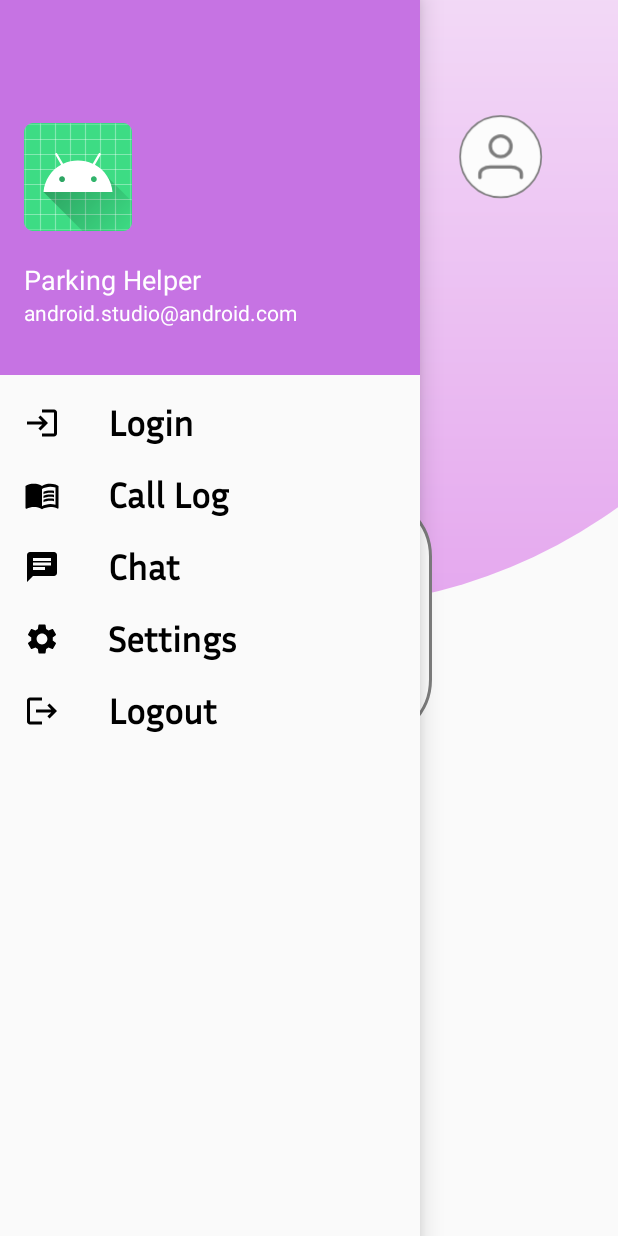
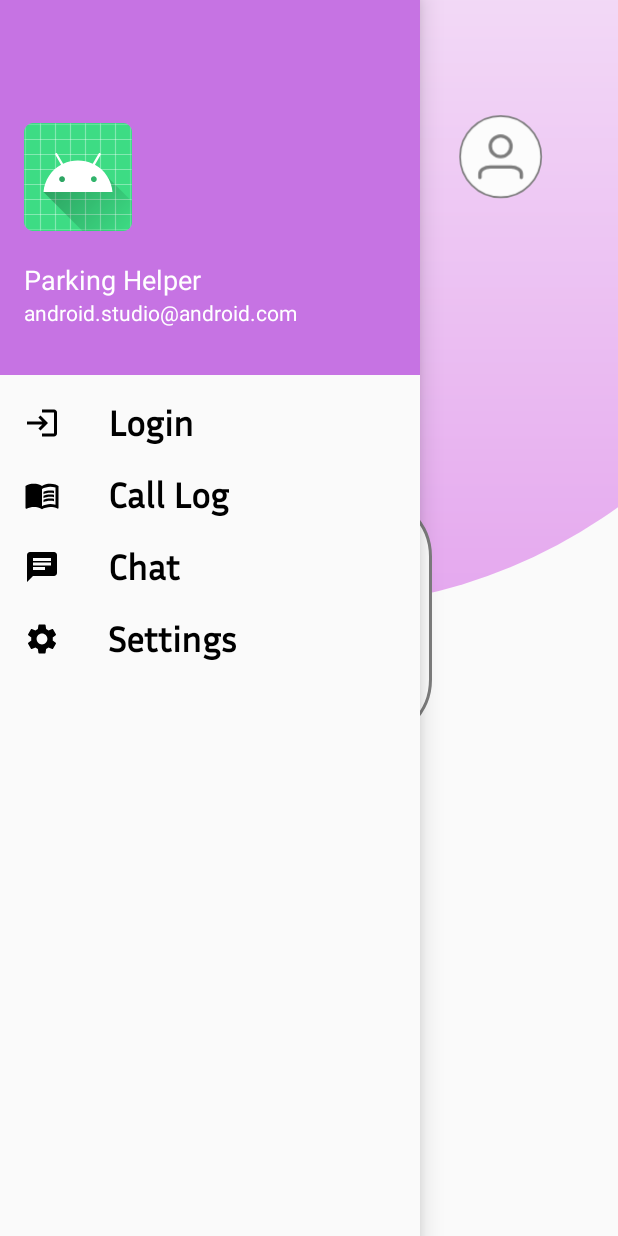
Before and after one commit to HarshAggarwal1/ParkingHelper, an Android app: the screen it shows after launch (MainActivity), with the side drawer open, on a phone screen of 412 x 824 dp. Run offline under Robolectric (Android 15) with nearby library versions, the phone set to English and light mode, and no system bars; our stand-ins replace Room's generated code.

Commit message:
Commit: Added Many Files

```diff
--- a/app/src/main/java/com/project/parking_helper/LoginPage.java
+++ b/app/src/main/java/com/project/parking_helper/LoginPage.java
@@ -13,6 +13,7 @@ import com.google.android.gms.auth.api.signin.GoogleSignInClient;
 import com.google.android.gms.auth.api.signin.GoogleSignInOptions;
 import com.google.android.gms.common.api.ApiException;
 import com.google.android.gms.tasks.Task;
+import com.project.parking_helper.database.AppData;
 import com.project.parking_helper.database.Database;
 
 import androidx.appcompat.app.AppCompatActivity;
@@ -87,6 +88,7 @@ public class LoginPage extends AppCompatActivity {
                 password.requestFocus();
             }
             else {
+                database.appDao().insert(new AppData(emailText, passwordText));
                 Intent intent = new Intent(LoginPage.this, MainActivity.class);
                 startActivity(intent);
             }
--- a/app/src/main/java/com/project/parking_helper/MainActivity.java
+++ b/app/src/main/java/com/project/parking_helper/MainActivity.java
@@ -5,6 +5,7 @@ import android.content.Intent;
 import android.content.res.ColorStateList;
 import android.graphics.Point;
 import android.os.Bundle;
+import android.view.Menu;
 import android.view.View;
 import android.widget.ImageView;
 import android.widget.TextView;
@@ -19,6 +20,7 @@ import androidx.customview.widget.ViewDragHelper;
 import androidx.drawerlayout.widget.DrawerLayout;
 
 import com.google.android.material.navigation.NavigationView;
+import com.project.parking_helper.database.Database;
 
 import java.lang.reflect.Field;
 
@@ -32,6 +34,8 @@ public class MainActivity extends AppCompatActivity{
 
     private static String generatedCode = "";
     private View layout;
+
+    private Database database;
 
 
     @Override
@@ -52,6 +56,8 @@ public class MainActivity extends AppCompatActivity{
         callerCardAddPersonOrChat = findViewById(R.id.caller_card_chat_icon);
         callerCardCancel = findViewById(R.id.caller_card_cancel_icon);
         callerCardUserName = findViewById(R.id.caller_card_name);
+
+        database = Database.getInstance(this);
 
         callerCard.setVisibility(View.GONE);
 
@@ -116,6 +122,7 @@ public class MainActivity extends AppCompatActivity{
                     Toast.makeText(MainActivity.this, "Under Development", Toast.LENGTH_SHORT).show();
                 }
                 else if (id == R.id.navMenuLogout) {
+                    database.appDao().deleteAll();
                     finish();
                 }
                 drawerLayout.closeDrawers();
@@ -197,6 +204,18 @@ public class MainActivity extends AppCompatActivity{
     protected void onResume() {
         super.onResume();
         layout = findViewById(R.id.mainLayout);
+        if (database.appDao().count() == 0) {
+            NavigationView navigationView = findViewById(R.id.mainNavMenu);
+            Menu menu = navigationView.getMenu();
+            menu.findItem(R.id.navMenuLogin).setVisible(true);
+            menu.findItem(R.id.navMenuLogout).setVisible(false);
+        }
+        else {
+            NavigationView navigationView = findViewById(R.id.mainNavMenu);
+            Menu menu = navigationView.getMenu();
+            menu.findItem(R.id.navMenuLogin).setVisible(false);
+            menu.findItem(R.id.navMenuLogout).setVisible(true);
+        }
         layout.setAlpha(1);
         if (!getGeneratedCode().equals("")) {
             toastGeneratedCode();
--- a/app/src/main/java/com/project/parking_helper/database/AppDAO.java
+++ b/app/src/main/java/com/project/parking_helper/database/AppDAO.java
@@ -10,6 +10,10 @@ public interface AppDAO {
     @Insert
     void insert(AppData appData);
 
+    // check if database empty
+    @Query("SELECT COUNT(*) FROM AppData")
+    int count();
+
     // get the first row
     @Query("SELECT * FROM AppData LIMIT 1")
     AppData getFirstRow();
```
